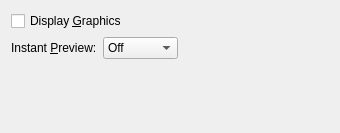
Before: the Qt Designer form src/frontends/qt4/ui/PrefDisplayUi.ui in cburschka/lyx, drawn with Qt 5.
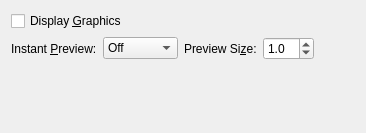
After: the same form once the commit is applied.

Commit message: GuiPrefs: fix #6176 also for branch

Diff of the .ui file:
```diff
--- a/src/frontends/qt4/ui/PrefDisplayUi.ui
+++ b/src/frontends/qt4/ui/PrefDisplayUi.ui
@@ -1,11 +1,11 @@
 <ui version="4.0" >
  <class>PrefDisplayUi</class>
- <widget class="QWidget" name="PrefDisplayUi" >
-  <property name="geometry" >
+ <widget class="QWidget" name="PrefDisplayUi">
+  <property name="geometry">
    <rect>
     <x>0</x>
     <y>0</y>
-    <width>340</width>
+    <width>366</width>
     <height>133</height>
    </rect>
   </property>
@@ -20,15 +20,15 @@
      </property>
     </widget>
    </item>
-   <item rowspan="2" row="0" column="2" >
-    <spacer>
-     <property name="orientation" >
+   <item row="0" column="4" rowspan="3">
+    <spacer name="spacer_1">
+     <property name="orientation">
       <enum>Qt::Horizontal</enum>
      </property>
-     <property name="sizeHint" stdset="0" >
+     <property name="sizeHint" stdset="0">
       <size>
-       <width>40</width>
-       <height>20</height>
+       <width>67</width>
+       <height>88</height>
       </size>
      </property>
     </spacer>
@@ -62,15 +62,53 @@
      </item>
     </widget>
    </item>
-   <item row="2" column="0" colspan="2" >
-    <spacer>
-     <property name="orientation" >
+   <item row="1" column="2">
+    <widget class="QLabel" name="previewSizeLA">
+     <property name="text">
+      <string>Preview Si&amp;ze:</string>
+     </property>
+     <property name="buddy">
+      <cstring>instantPreviewCO</cstring>
+     </property>
+    </widget>
+   </item>
+   <item row="1" column="3">
+    <widget class="QDoubleSpinBox" name="previewSizeSB">
+     <property name="sizePolicy">
+      <sizepolicy hsizetype="Preferred" vsizetype="Fixed">
+       <horstretch>0</horstretch>
+       <verstretch>0</verstretch>
+      </sizepolicy>
+     </property>
+     <property name="toolTip">
+      <string>factor for the preview size</string>
+     </property>
+     <property name="decimals">
+      <number>1</number>
+     </property>
+     <property name="minimum">
+      <double>0.100000000000000</double>
+     </property>
+     <property name="maximum">
+      <double>10.000000000000000</double>
+     </property>
+     <property name="singleStep">
+      <double>0.100000000000000</double>
+     </property>
+     <property name="value">
+      <double>1.000000000000000</double>
+     </property>
+    </widget>
+   </item>
+   <item row="2" column="0">
+    <spacer name="spacer_2">
+     <property name="orientation">
       <enum>Qt::Vertical</enum>
      </property>
-     <property name="sizeType" >
+     <property name="sizeType">
       <enum>QSizePolicy::Expanding</enum>
      </property>
-     <property name="sizeHint" stdset="0" >
+     <property name="sizeHint" stdset="0">
       <size>
        <width>20</width>
        <height>20</height>
```
Left out of the diff: 30 changed lines with no effect on the pictures. The commit also changes 6 other files.
